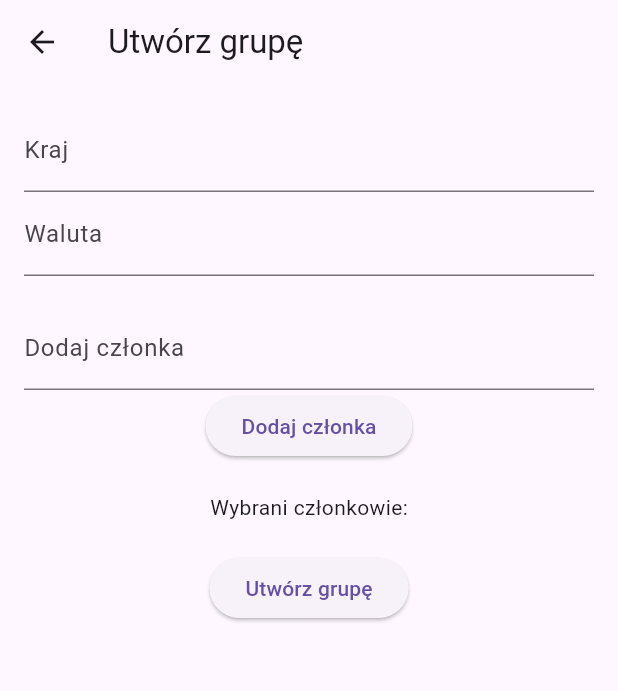
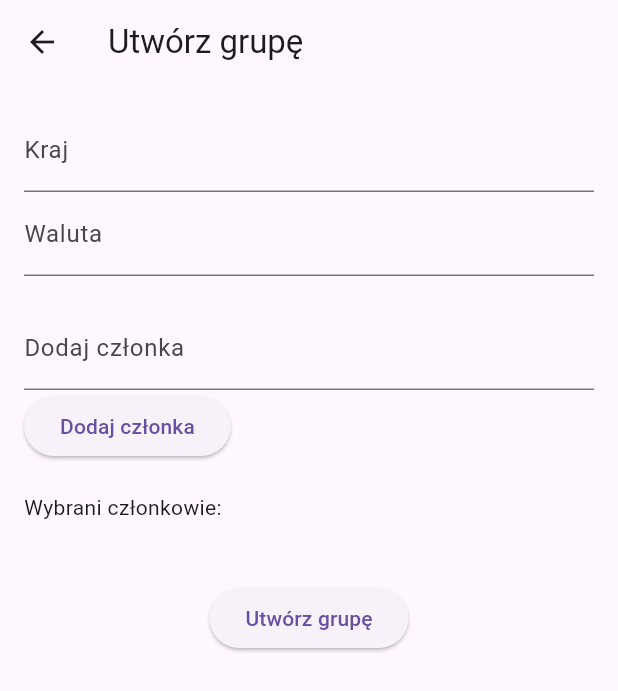
Before and after one commit to wiktorlb/trip-split, a Flutter app: the screen it shows after launch, after a tap on "Utwórz nową grupę", on a phone screen of 412 x 824 dp. Shown: the top 691 px of the screen. Run offline on Flutter 3.47's test engine with Material 3 defaults, Android fonts, the phone set to English and light mode, and no system bars; our stand-ins replace sqflite; accounts and stored records are empty.

Commit message:
FINISHED WITH MINOR OVERFLOWED PIXELS

```diff
--- a/lib/create_group_page.dart
+++ b/lib/create_group_page.dart
@@ -10,9 +10,10 @@ class CreateGroupPage extends StatefulWidget {
 class _CreateGroupPageState extends State<CreateGroupPage> {
   final _countryController = TextEditingController();
   final _currencyController = TextEditingController();
-  final _membersController = TextEditingController();  // Pole tekstowe dla członków
+  final _membersController = TextEditingController();
   late DatabaseHelper _databaseHelper;
-  List<Member> selectedMembers = [];  // Lista wybranych członków
+  List<Member> selectedMembers = [];
+  int _nextMemberId = 1;
 
   @override
   void initState() {
@@ -29,21 +30,23 @@ class _CreateGroupPageState extends State<CreateGroupPage> {
         id: 0,
         country: country,
         currency: currency,
-        members: selectedMembers,  // Lista obiektów Member
+        members: selectedMembers,
       );
       await _databaseHelper.insertGroup(group);
       Navigator.pop(context);
     }
   }
 
-  // Funkcja, która dodaje członka do listy
   void _addMember() {
     final memberName = _membersController.text.trim();
-    if (memberName.isNotEmpty && !selectedMembers.any((member) => member.name == memberName)) {
+    if (memberName.isNotEmpty &&
+        !selectedMembers.any((member) => member.name == memberName)) {
       setState(() {
-        selectedMembers.add(Member(name: memberName));  // Dodajemy obiekt Member
+        selectedMembers.add(
+          Member(id: _nextMemberId++, name: memberName),
+        );
       });
-      _membersController.clear();  // Czyścimy pole po dodaniu członka
+      _membersController.clear();
     }
   }
 
@@ -51,16 +54,27 @@ class _CreateGroupPageState extends State<CreateGroupPage> {
   Widget build(BuildContext context) {
     return Scaffold(
       appBar: AppBar(title: Text('Utwórz grupę')),
-      body: Padding(
+      body: GestureDetector(
+        onTap: () => FocusScope.of(context).unfocus(), // schowanie klawiatury po kliknięciu poza pole
+        child: SafeArea(
+          child: SingleChildScrollView(
             padding: const EdgeInsets.all(16.0),
             child: Column(
+              crossAxisAlignment: CrossAxisAlignment.start,
               children: [
-            TextField(controller: _countryController, decoration: InputDecoration(labelText: 'Kraj')),
-            TextField(controller: _currencyController, decoration: InputDecoration(labelText: 'Waluta')),
+                TextField(
+                  controller: _countryController,
+                  decoration: InputDecoration(labelText: 'Kraj'),
+                ),
+                TextField(
+                  controller: _currencyController,
+                  decoration: InputDecoration(labelText: 'Waluta'),
+                ),
                 SizedBox(height: 20),
                 TextField(
                   controller: _membersController,
                   decoration: InputDecoration(labelText: 'Dodaj członka'),
+                  onSubmitted: (_) => _addMember(),
                 ),
                 ElevatedButton(
                   onPressed: _addMember,
@@ -68,22 +82,30 @@ class _CreateGroupPageState extends State<CreateGroupPage> {
                 ),
                 SizedBox(height: 20),
                 Text('Wybrani członkowie:'),
-            // Wyświetlanie wybranych członków
                 Wrap(
+                  spacing: 8.0,
+                  runSpacing: 4.0,
                   children: selectedMembers.map((member) {
                     return Chip(
-                  label: Text(member.name),  // Wyświetlamy nazwisko członka
+                      label: Text(member.name),
                       onDeleted: () {
                         setState(() {
-                      selectedMembers.remove(member);  // Usuwamy członka
+                          selectedMembers.remove(member);
                         });
                       },
                     );
                   }).toList(),
                 ),
-            SizedBox(height: 20),
-            ElevatedButton(onPressed: _createGroup, child: Text('Utwórz grupę')),
+                SizedBox(height: 40),
+                Center(
+                  child: ElevatedButton(
+                    onPressed: _createGroup,
+                    child: Text('Utwórz grupę'),
+                  ),
+                ),
               ],
+            ),
+          ),
         ),
       ),
     );
--- a/lib/main.dart
+++ b/lib/main.dart
@@ -1,19 +1,7 @@
 import 'package:flutter/material.dart';
-import 'package:flutter/foundation.dart';
-import 'package:sqflite_common_ffi/sqflite_ffi.dart';
-import 'package:sqflite_common_ffi_web/sqflite_ffi_web.dart';
 import 'travel_group_page.dart';
-import 'database/database_helper.dart';
 
-void main() async{
-  // Sprawdzamy, czy aplikacja jest uruchamiana na platformie web
-  if (kIsWeb) {
-    // Dla platformy web używamy sqflite_common_ffi_web
-    databaseFactory = databaseFactoryFfiWeb;
-  } else {
-    // Dla innych platform (Android, iOS) używamy sqflite_common_ffi
-    databaseFactory = databaseFactoryFfi;
-  }
+void main() {
   runApp(MyApp());
 }
 
--- a/lib/models.dart
+++ b/lib/models.dart
@@ -45,9 +45,21 @@ class Expense {
 }
 
 class Member {
+  final int? id;
   String name;
 
-  Member({required this.name});
+  Member({
+    this.id,
+    required this.name
+  });
+  @override
+  bool operator ==(Object other) {
+    if (identical(this, other)) return true;
+    return other is Member && other.id == id;
+  }
+
+  @override
+  int get hashCode => id.hashCode;
 }
 // class Group {
 //   List<Member> members;
--- a/lib/travel_group_page.dart
+++ b/lib/travel_group_page.dart
@@ -13,7 +13,7 @@ class TravelGroupPage extends StatelessWidget {
   @override
   Widget build(BuildContext context) {
     return Scaffold(
-      appBar: AppBar(title: Text('Podróże')),
+      appBar: AppBar(title: Text('TRIP-SPLIT')),
       body: Column(
         children: [
           ElevatedButton(
--- a/pubspec.yaml
+++ b/pubspec.yaml
@@ -37,9 +37,6 @@ dependencies:
 
   #sqflite
   sqflite: ^2.0.0+4
-  sqflite_common_ffi: ^2.0.0+3
-  sqflite_common_ffi_web: ^1.0.0
-
 
 dev_dependencies:
   flutter_test:
```
Also changed, not shown: lib/database/database_helper.dart (+26 -5 lines), lib/expenses_page.dart (+120 -77 lines), lib/group_list_page.dart (+53 -6 lines), pubspec.lock, 1 other file. Lines whose indentation alone changed are shown as unchanged.
